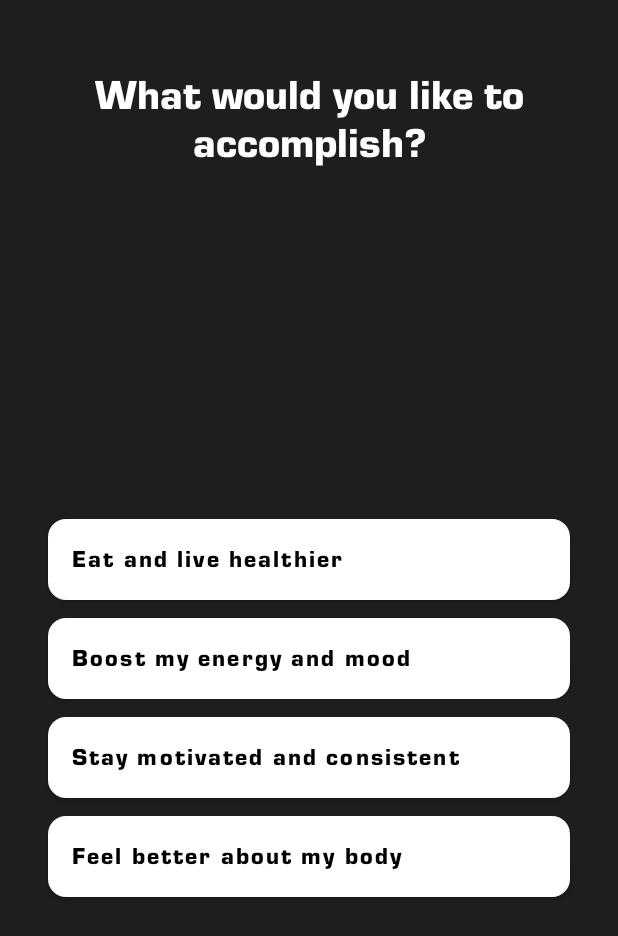
After one commit to 0xhex/foodai-android, an Android app: the fragment AccomplishFragment placed in its activity, on a phone screen of 412 x 824 dp. The commit adds this screen. Shown: the top 936 px of the screen. Run offline under Robolectric (Android 15) with nearby library versions, the phone set to English and light mode, and no system bars; our stand-ins replace Dagger/Hilt's generated code, data binding; 1 statement that could not run was skipped.

Commit message:
Implement accomplishment UI and services

```diff
--- a/app/src/main/java/com/codepad/foodai/domain/api/RestApi.kt
+++ b/app/src/main/java/com/codepad/foodai/domain/api/RestApi.kt
@@ -3,6 +3,7 @@ package com.codepad.foodai.domain.api
 import com.codepad.foodai.domain.models.APIResponse
 import com.codepad.foodai.domain.models.user.RegisterRequest
 import com.codepad.foodai.domain.models.user.UpdateUserFieldRequest
+import com.codepad.foodai.domain.models.user.UpdateUserFieldRequestArray
 import com.codepad.foodai.domain.models.user.UpdateUserFieldResponseData
 import com.codepad.foodai.domain.models.user.User
 import retrofit2.http.Body
@@ -25,4 +26,10 @@ interface RestApi {
         @Path("userID") userID: String,
         @Body request: UpdateUserFieldRequest,
     ): APIResponse<UpdateUserFieldResponseData>
+
+    @PATCH("users/{userID}")
+    suspend fun updateUserFieldsArray(
+        @Path("userID") userID: String,
+        @Body request: UpdateUserFieldRequestArray,
+    ): APIResponse<UpdateUserFieldResponseData>
 }
--- /dev/null
+++ b/app/src/main/res/layout/fragment_accomplish.xml
@@ -0,0 +1,117 @@
+<layout xmlns:android="http://schemas.android.com/apk/res/android"
+    xmlns:app="http://schemas.android.com/apk/res-auto">
+
+    <data>
+        <variable
+            name="viewModel"
+            type="com.codepad.foodai.ui.user_property.UserPropertySharedViewModel" />
+    </data>
+
+    <androidx.constraintlayout.widget.ConstraintLayout
+        android:layout_width="match_parent"
+        android:layout_height="match_parent"
+        android:background="#1e1e1e"
+        android:padding="16dp">
+
+        <TextView
+            android:id="@+id/tvTitle"
+            android:layout_width="0dp"
+            android:layout_height="wrap_content"
+            android:layout_marginHorizontal="@dimen/dimen_32dp"
+            android:layout_marginTop="@dimen/dimen_32dp"
+            android:fontFamily="@font/euro_stile_bold"
+            android:text="@string/accomplish"
+            android:textAlignment="center"
+            android:textColor="@android:color/white"
+            android:textSize="28sp"
+            app:layout_constraintBottom_toTopOf="@id/tvSubtitle"
+            app:layout_constraintEnd_toEndOf="parent"
+            app:layout_constraintStart_toStartOf="parent"
+            app:layout_constraintTop_toTopOf="parent" />
+
+        <TextView
+            android:id="@+id/tvSubtitle"
+            android:layout_width="0dp"
+            android:layout_height="0dp"
+            android:layout_marginHorizontal="@dimen/dimen_32dp"
+            android:layout_marginTop="@dimen/dimen_24dp"
+            android:fontFamily="@font/euro_stile_regular"
+            android:textAlignment="center"
+            android:textColor="#8e8e93"
+            android:textSize="16sp"
+            app:layout_constraintEnd_toEndOf="parent"
+            app:layout_constraintStart_toStartOf="parent"
+            app:layout_constraintTop_toBottomOf="@id/tvTitle" />
+
+        <LinearLayout
+            android:id="@+id/accomplishButtonsContainer"
+            android:layout_width="match_parent"
+            android:layout_height="wrap_content"
+            android:orientation="vertical"
+            app:layout_constraintBottom_toBottomOf="parent"
+            app:layout_constraintEnd_toEndOf="parent"
+            app:layout_constraintStart_toStartOf="parent"
+            app:layout_constraintTop_toBottomOf="@id/tvSubtitle">
+
+            <com.google.android.material.button.MaterialButton
+                android:id="@+id/btnEatHealthier"
+                android:layout_width="match_parent"
+                android:layout_height="66dp"
+                android:layout_marginHorizontal="@dimen/dimen_16dp"
+                android:onClick="@{() -> viewModel.selectAccomplishment(`eat_healthier`)}"
+                android:text="@string/eat_and_live_healthier"
+                android:textAlignment="viewStart"
+                android:textAllCaps="false"
+                android:textColor="@color/black"
+                android:textSize="16sp"
+                app:backgroundTint="@android:color/white"
+                app:cornerRadius="12dp"
+                app:fontFamily="@font/euro_stile_bold" />
+
+            <com.google.android.material.button.MaterialButton
+                android:id="@+id/btnBoostEnergyMood"
+                android:layout_width="match_parent"
+                android:layout_height="66dp"
+                android:layout_marginHorizontal="@dimen/dimen_16dp"
+                android:onClick="@{() -> viewModel.selectAccomplishment(`boost_energy_mood`)}"
+                android:text="@string/Boost_energy_mood"
+                android:textAlignment="viewStart"
+                android:textAllCaps="false"
+                android:textColor="@color/black"
+                android:textSize="16sp"
+                app:backgroundTint="@android:color/white"
+                app:cornerRadius="12dp"
+                app:fontFamily="@font/euro_stile_bold" />
+
+            <com.google.android.material.button.MaterialButton
+                android:id="@+id/btnStayMotivatedConsistent"
+                android:layout_width="match_parent"
+                android:layout_height="66dp"
+                android:layout_marginHorizontal="@dimen/dimen_16dp"
+                android:onClick="@{() -> viewModel.selectAccomplishment(`stay_motivated_consistent`)}"
+                android:text="@string/stay_motivated"
+                android:textAlignment="viewStart"
+                android:textAllCaps="false"
+                android:textColor="@color/black"
+                android:textSize="16sp"
+                app:backgroundTint="@android:color/white"
+                app:cornerRadius="12dp"
+                app:fontFamily="@font/euro_stile_bold" />
+
+            <com.google.android.material.button.MaterialButton
+                android:id="@+id/btnFeelBetterBody"
+                android:layout_width="match_parent"
+                android:layout_height="66dp"
+                android:layout_marginHorizontal="@dimen/dimen_16dp"
+                android:onClick="@{() -> viewModel.selectAccomplishment(`feel_better_body`)}"
+                android:text="@string/feel_better"
+                android:textAlignment="viewStart"
+                android:textAllCaps="false"
+                android:textColor="@color/black"
+                android:textSize="16sp"
+                app:backgroundTint="@android:color/white"
+                app:cornerRadius="12dp"
+                app:fontFamily="@font/euro_stile_bold" />
+        </LinearLayout>
+    </androidx.constraintlayout.widget.ConstraintLayout>
+</layout>
--- a/app/src/main/res/values/strings.xml
+++ b/app/src/main/res/values/strings.xml
@@ -243,4 +243,5 @@
     <string name="start_now_to_transform_your_body">Start now to transform your body and enhance your well-being.</string>
     <string name="please_select_weight_and_height"><![CDATA[Please select height & weight]]></string>
     <string name="enter_birth_date">Enter birth date</string>
+    <string name="please_select_an_accomplishment">Please select a accomplish!</string>
 </resources>
```
Also changed, not shown: app/src/main/java/com/codepad/foodai/domain/models/user/UpdateUserFieldRequest.kt (+7 -0 lines), app/src/main/java/com/codepad/foodai/domain/repositories/UserRepository.kt (+31 -0 lines), app/src/main/java/com/codepad/foodai/domain/use_cases/user/UpdateUserFieldUseCase.kt (+26 -3 lines), app/src/main/java/com/codepad/foodai/ui/user_property/UserPropertyFragment.kt (+9 -0 lines), app/src/main/java/com/codepad/foodai/ui/user_property/UserPropertySharedViewModel.kt (+30 -0 lines), app/src/main/java/com/codepad/foodai/ui/user_property/accomplish/AccomplishFragment.kt (added, +108 -0 lines).
